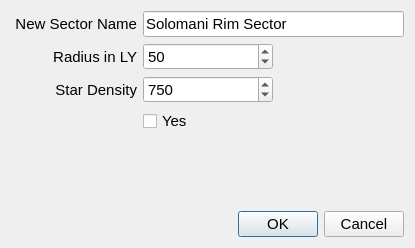
The window that src/dialogs/newsectordialog.ui (maxlambertini/Warp2010) describes before a commit, drawn with Qt 5.
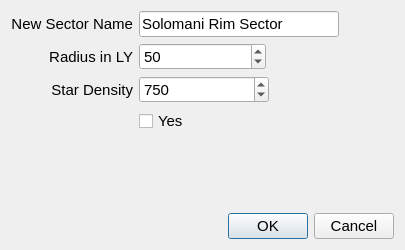
The same window after the commit.

The edit to the form file:
```diff
--- a/src/dialogs/newsectordialog.ui
+++ b/src/dialogs/newsectordialog.ui
@@ -6,8 +6,8 @@
    <rect>
     <x>0</x>
     <y>0</y>
-    <width>415</width>
-    <height>248</height>
+    <width>405</width>
+    <height>250</height>
    </rect>
   </property>
   <property name="font">
@@ -23,8 +23,8 @@
   </property>
   <layout class="QVBoxLayout" name="verticalLayout">
    <item>
-    <layout class="QGridLayout" name="gridLayout" columnstretch="0,0,0">
-     <item row="0" column="0">
+    <layout class="QGridLayout" name="gridLayout" columnstretch="1,3,1" columnminimumwidth="1,3,1">
+     <item row="0" column="0" alignment="Qt::AlignRight">
       <widget class="QLabel" name="label">
        <property name="text">
         <string>New Sector Name</string>
@@ -34,8 +34,14 @@
        </property>
       </widget>
      </item>
-     <item row="1" column="0">
+     <item row="1" column="0" alignment="Qt::AlignRight">
       <widget class="QLabel" name="label_2">
+       <property name="sizePolicy">
+        <sizepolicy hsizetype="Fixed" vsizetype="Preferred">
+         <horstretch>0</horstretch>
+         <verstretch>0</verstretch>
+        </sizepolicy>
+       </property>
        <property name="text">
         <string>Radius in LY</string>
        </property>
@@ -44,8 +50,14 @@
        </property>
       </widget>
      </item>
-     <item row="2" column="0">
+     <item row="2" column="0" alignment="Qt::AlignRight">
       <widget class="QLabel" name="label_3">
+       <property name="sizePolicy">
+        <sizepolicy hsizetype="Fixed" vsizetype="Preferred">
+         <horstretch>0</horstretch>
+         <verstretch>0</verstretch>
+        </sizepolicy>
+       </property>
        <property name="text">
         <string>Star Density</string>
        </property>
@@ -54,11 +66,17 @@
        </property>
       </widget>
      </item>
-     <item row="0" column="1" colspan="2">
+     <item row="0" column="1" colspan="2" alignment="Qt::AlignLeft">
       <widget class="QLineEdit" name="txtSectorName">
+       <property name="sizePolicy">
+        <sizepolicy hsizetype="Expanding" vsizetype="Fixed">
+         <horstretch>1</horstretch>
+         <verstretch>0</verstretch>
+        </sizepolicy>
+       </property>
        <property name="minimumSize">
         <size>
-         <width>130</width>
+         <width>200</width>
          <height>0</height>
         </size>
        </property>
@@ -67,14 +85,7 @@
        </property>
       </widget>
      </item>
-     <item row="3" column="1">
-      <widget class="QCheckBox" name="chkCreateSolSys">
-       <property name="text">
-        <string>Yes</string>
-       </property>
-      </widget>
-     </item>
-     <item row="2" column="1">
+     <item row="2" column="1" alignment="Qt::AlignLeft">
       <widget class="QSpinBox" name="spnStarDensity">
        <property name="sizePolicy">
         <sizepolicy hsizetype="Expanding" vsizetype="Fixed">
@@ -108,7 +119,7 @@
        </property>
       </widget>
      </item>
-     <item row="1" column="1">
+     <item row="1" column="1" alignment="Qt::AlignLeft">
       <widget class="QSpinBox" name="spnRadiusInLY">
        <property name="sizePolicy">
         <sizepolicy hsizetype="Expanding" vsizetype="Fixed">
@@ -118,7 +129,7 @@
        </property>
        <property name="minimumSize">
         <size>
-         <width>130</width>
+         <width>127</width>
          <height>0</height>
         </size>
        </property>
@@ -142,6 +153,45 @@
        </property>
       </widget>
      </item>
+     <item row="3" column="1" colspan="2">
+      <widget class="QCheckBox" name="chkCreateSolSys">
+       <property name="text">
+        <string>Yes</string>
+       </property>
+      </widget>
+     </item>
+     <item row="1" column="2">
+      <spacer name="horizontalSpacer">
+       <property name="orientation">
+        <enum>Qt::Horizontal</enum>
+       </property>
+       <property name="sizeType">
+        <enum>QSizePolicy::Fixed</enum>
+       </property>
+       <property name="sizeHint" stdset="0">
+        <size>
+         <width>40</width>
+         <height>20</height>
+        </size>
+       </property>
+      </spacer>
+     </item>
+     <item row="3" column="0">
+      <spacer name="horizontalSpacer_2">
+       <property name="orientation">
+        <enum>Qt::Horizontal</enum>
+       </property>
+       <property name="sizeType">
+        <enum>QSizePolicy::Fixed</enum>
+       </property>
+       <property name="sizeHint" stdset="0">
+        <size>
+         <width>40</width>
+         <height>20</height>
+        </size>
+       </property>
+      </spacer>
+     </item>
     </layout>
    </item>
    <item>
```
